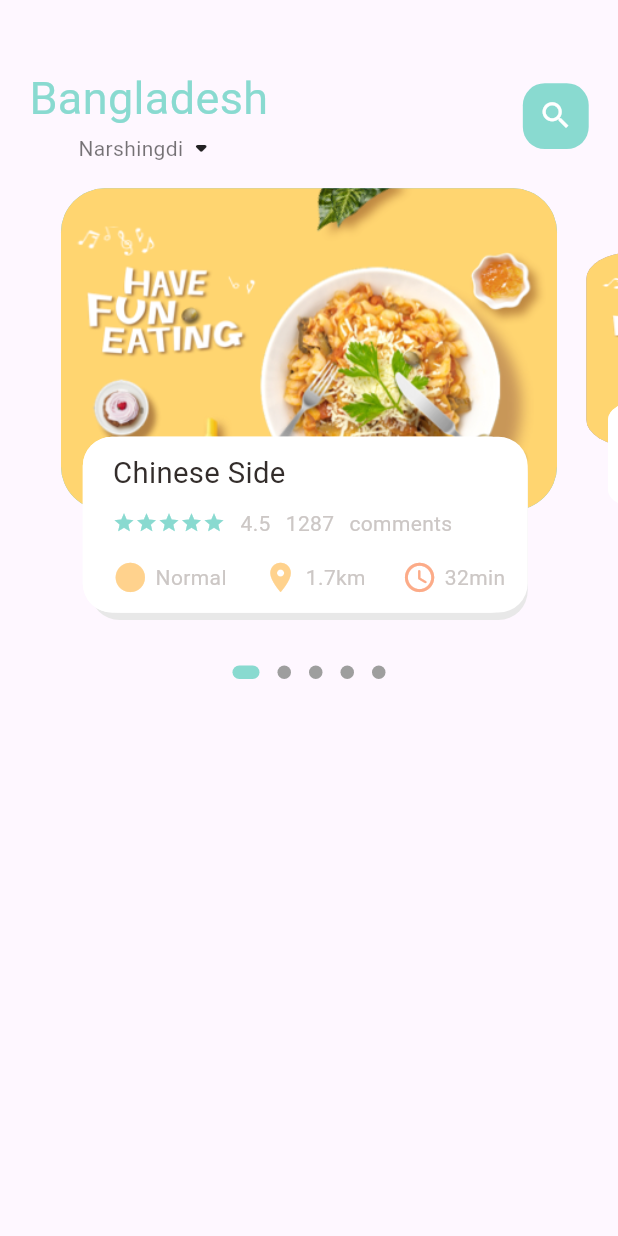
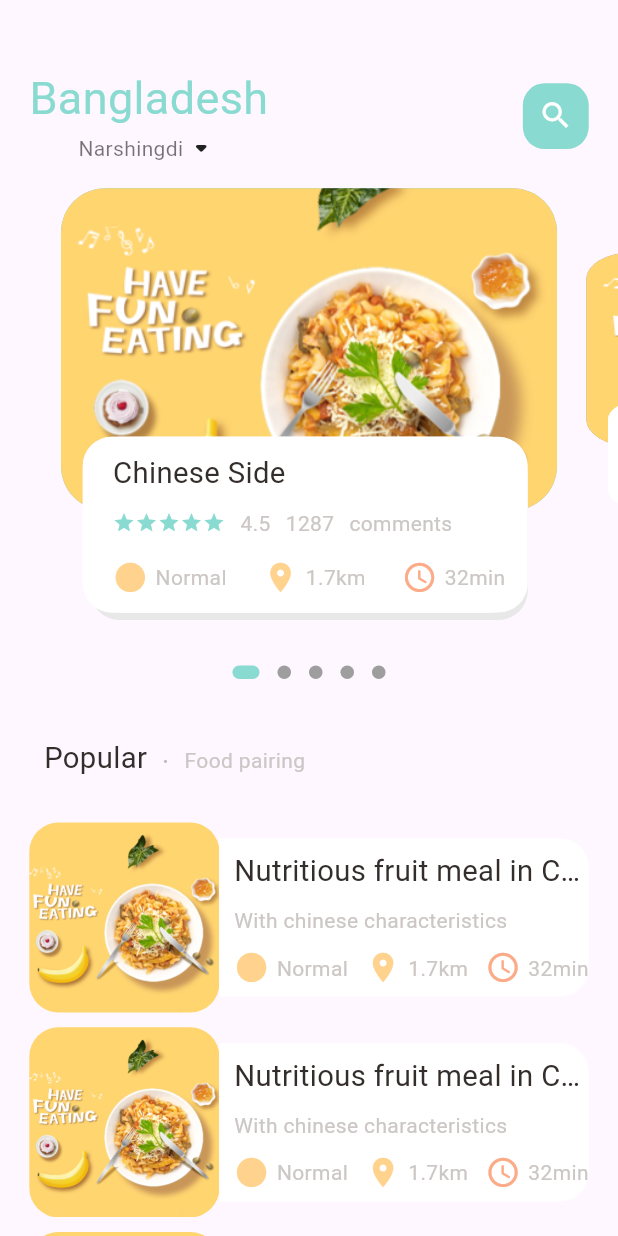
Before and after one commit to eduardoagas/myfood_delivery, a Flutter app: the MainFoodPage screen opened directly, on a phone screen of 412 x 824 dp. Run offline on Flutter 3.47's test engine with Material 2 defaults, Android fonts, the phone set to English and light mode, and no system bars; drawn by our look-alikes of dots_indicator; our stand-ins replace get.

Commit message:
ui and refactor

```diff
--- a/lib/main.dart
+++ b/lib/main.dart
@@ -1,5 +1,6 @@
 import 'package:flutter/material.dart';
-import 'package:myfood_delivery/home/main_food_page.dart';
+import 'package:myfood_delivery/pages/food/popular_food_detail.dart';
+import 'package:myfood_delivery/pages/home/main_food_page.dart';
 import 'package:myfood_delivery/utils/app_scroll_behaviour.dart';
 import 'package:get/get.dart';
 
@@ -21,7 +22,7 @@
         colorScheme: ColorScheme.fromSeed(seedColor: Colors.deepPurple),
         useMaterial3: true,
       ),
-      home: const MainFoodPage(),
+      home: const PopularFoodDetail(),
     );
   }
 }
--- /dev/null
+++ b/lib/pages/food/popular_food_detail.dart
@@ -0,0 +1,10 @@
+import 'package:flutter/material.dart';
+
+class PopularFoodDetail extends StatelessWidget {
+  const PopularFoodDetail({super.key});
+
+  @override
+  Widget build(BuildContext context) {
+    return const Placeholder();
+  }
+}
--- a/lib/home/food_page_body.dart
+++ b/lib/pages/home/food_page_body.dart
@@ -5,7 +5,7 @@
 import 'package:myfood_delivery/widgets/icon_and_text_widget.dart';
 import 'package:myfood_delivery/widgets/small_text.dart';
 
-import '../utils/dimensions.dart';
+import '../../utils/dimensions.dart';
 
 class FoodPageBody extends StatefulWidget {
   const FoodPageBody({super.key});
@@ -60,7 +60,117 @@
             activeShape: RoundedRectangleBorder(
                 borderRadius: BorderRadius.circular(5.0)),
           ),
-        )
+        ),
+        SizedBox(
+          height: Dimensions.height30,
+        ),
+        Container(
+          margin: EdgeInsets.only(left: Dimensions.width30),
+          child: Row(
+            crossAxisAlignment: CrossAxisAlignment.end,
+            children: [
+              BigText(text: "Popular"),
+              SizedBox(
+                width: Dimensions.width10,
+              ),
+              Container(
+                margin: const EdgeInsets.only(bottom: 3),
+                child: BigText(text: ".", color: Colors.black26),
+              ),
+              SizedBox(
+                width: Dimensions.width10,
+              ),
+              Container(
+                margin: const EdgeInsets.only(bottom: 2),
+                child: SmallText(
+                  text: "Food pairing",
+                ),
+              )
+            ],
+          ),
+        ),
+        SizedBox(
+          height: Dimensions.height30,
+        ),
+        //List of foods and images
+        //Container(
+        //margin: EdgeInsets.only(top: Dimensions.height30),
+        //height: 900,
+        //child:
+        ListView.builder(
+          shrinkWrap: true,
+          physics: NeverScrollableScrollPhysics(),
+          itemCount: 10,
+          itemBuilder: (context, index) {
+            return Container(
+              margin: EdgeInsets.only(
+                  bottom: Dimensions.height10,
+                  left: Dimensions.width20,
+                  right: Dimensions.width20),
+              child: Row(
+                children: [
+                  Container(
+                    width: Dimensions.listViewImgSize,
+                    height: Dimensions.listViewImgSize,
+                    decoration: BoxDecoration(
+                        borderRadius:
+                            BorderRadius.circular(Dimensions.radius20),
+                        color: Colors.white38,
+                        image: DecorationImage(
+                            fit: BoxFit.cover,
+                            image: AssetImage("assets/image/food0.png"))),
+                  ),
+                  Expanded(
+                      //all space possible
+                      child: Container(
+                    height: Dimensions.listViewTextContSize,
+                    decoration: BoxDecoration(
+                      borderRadius: BorderRadius.only(
+                          topRight: Radius.circular(Dimensions.radius20),
+                          bottomRight: Radius.circular(Dimensions.radius20)),
+                      color: Colors.white,
+                    ),
+                    child: Padding(
+                      padding: EdgeInsets.only(left: Dimensions.width10),
+                      child: Column(
+                        crossAxisAlignment: CrossAxisAlignment.start,
+                        mainAxisAlignment: MainAxisAlignment.center,
+                        children: [
+                          BigText(text: "Nutritious fruit meal in China"),
+                          SizedBox(
+                            height: Dimensions.height10,
+                          ),
+                          SmallText(text: "With chinese characteristics"),
+                          SizedBox(
+                            height: Dimensions.height10,
+                          ),
+                          Row(
+                            mainAxisAlignment: MainAxisAlignment.spaceBetween,
+                            children: [
+                              IconAndTextWidget(
+                                  icon: Icons.circle_sharp,
+                                  text: "Normal",
+                                  iconColor: AppColors.iconColor1),
+                              IconAndTextWidget(
+                                  icon: Icons.location_on,
+                                  text: "1.7km",
+                                  iconColor: AppColors.iconColor1),
+                              IconAndTextWidget(
+                                  icon: Icons.access_time_rounded,
+                                  text: "32min",
+                                  iconColor: AppColors.iconColor2)
+                            ],
+                          )
+                        ],
+                      ),
+                    ),
+                  ))
+                ],
+              ),
+            );
+          },
+        ),
+        //)
       ],
     );
   }
--- a/lib/home/main_food_page.dart
+++ b/lib/pages/home/main_food_page.dart
@@ -1,10 +1,10 @@
 import 'package:flutter/material.dart';
-import 'package:myfood_delivery/home/food_page_body.dart';
+import 'package:myfood_delivery/pages/home/food_page_body.dart';
 import 'package:myfood_delivery/utils/colors.dart';
 import 'package:myfood_delivery/widgets/big_text.dart';
 import 'package:myfood_delivery/widgets/small_text.dart';
 
-import '../utils/dimensions.dart';
+import '../../utils/dimensions.dart';
 
 class MainFoodPage extends StatefulWidget {
   const MainFoodPage({super.key});
@@ -66,7 +66,7 @@
             ),
           ),
           //showing the body
-          const FoodPageBody(),
+          Expanded(child: SingleChildScrollView(child: FoodPageBody())),
         ],
       ),
     );
--- a/lib/utils/dimensions.dart
+++ b/lib/utils/dimensions.dart
@@ -27,4 +27,7 @@
   static double radius30 = screenHeight / 28.13;
 
   static double iconSize24 = screenHeight / 35.17;
+
+  static double listViewImgSize = screenWidth / 3.25;
+  static double listViewTextContSize = screenWidth / 3.9;
 }
```
